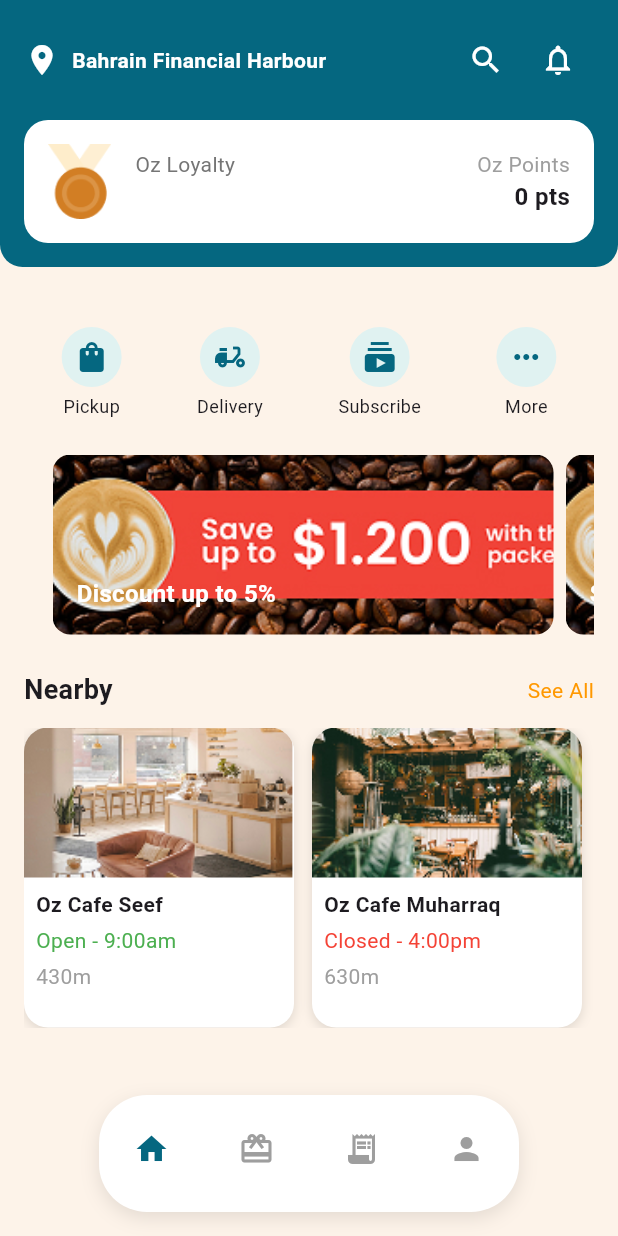
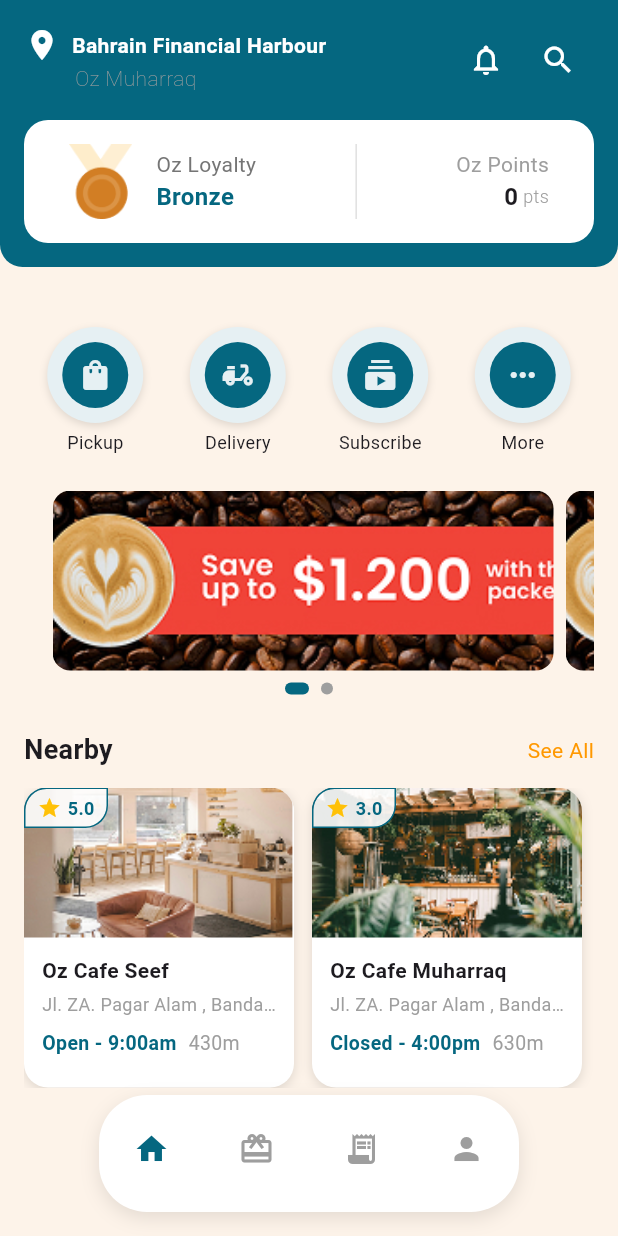
Before and after one commit to z-z97/oz_cafe, a Flutter app: the MainNavigationView screen opened by its route, after a tap on the "notifications none" icon, on a phone screen of 412 x 824 dp. Run offline on Flutter 3.47's test engine with Material 3 defaults, Android fonts, the phone set to English and light mode, and no system bars; our stand-ins replace google_sign_in, shared_preferences, stacked, stacked_services, stacked_shared; missing offline and left inert: flutter_facebook_auth; accounts and stored records are empty.

Commit message:
complate home

```diff
--- a/lib/app/app.dart
+++ b/lib/app/app.dart
@@ -1,4 +1,5 @@
 import 'package:flutter/cupertino.dart';
+import 'package:oz_cofe/services/DummyUserService.dart';
 
 import 'package:oz_cofe/ui/views/Features/home/home_view.dart';
 import 'package:oz_cofe/ui/views/Features/main_navigation_view.dart';
@@ -25,7 +26,7 @@
   ],
   dependencies: [
      LazySingleton(classType: NavigationService),
-
+    LazySingleton(classType: DummyUserService),
     LazySingleton(classType: SnackbarService),
 
   ],
--- a/lib/app/app.locator.dart
+++ b/lib/app/app.locator.dart
@@ -9,6 +9,8 @@
 import 'package:stacked_services/src/navigation/navigation_service.dart';
 import 'package:stacked_services/src/snackbar/snackbar_service.dart';
 import 'package:stacked_shared/stacked_shared.dart';
+
+import '../services/DummyUserService.dart';
 
 final locator = StackedLocator.instance;
 
@@ -22,5 +24,6 @@
 
 // Register dependencies
   locator.registerLazySingleton(() => NavigationService());
+  locator.registerLazySingleton(() => DummyUserService());
   locator.registerLazySingleton(() => SnackbarService());
 }
--- a/lib/main.dart
+++ b/lib/main.dart
@@ -5,7 +5,7 @@
 
 void main() async {
   WidgetsFlutterBinding.ensureInitialized();
-  await setupLocator(); // مهم لتسجيل الخدمات
+  await setupLocator();
   runApp(const MyApp());
 }
 
--- a/lib/model/StoreModel.dart
+++ b/lib/model/StoreModel.dart
@@ -1,13 +1,17 @@
 class StoreModel {
   final String name;
   final String imageUrl;
+  final String address;
   final String status;
   final String distance;
+  final double rating;
 
   StoreModel({
     required this.name,
     required this.imageUrl,
+    required this.address,
     required this.status,
     required this.distance,
+    required this.rating,
   });
 }
--- a/lib/services/DummyFeaturesService.dart
+++ b/lib/services/DummyFeaturesService.dart
@@ -17,13 +17,25 @@
       name: "Oz Cafe Seef",
       imageUrl: "assets/images/oz_seef.jpg",
       status: "Open - 9:00am",
-      distance: "430m",
+      distance: "430m", rating: 5, address: "Jl. ZA. Pagar Alam , Bandar Lampung",
     ),
     StoreModel(
       name: "Oz Cafe Muharraq",
       imageUrl: "assets/images/oz_muharraq.jpg",
       status: "Closed - 4:00pm",
-      distance: "630m",
+      distance: "630m", rating: 3, address: "Jl. ZA. Pagar Alam , Bandar Lampung",
+    ),
+        StoreModel(
+      name: "Oz Cafe Seef",
+      imageUrl: "assets/images/oz_seef.jpg",
+      status: "Open - 9:00am",
+      distance: "430m", rating: 5, address: "Jl. ZA. Pagar Alam , Bandar Lampung",
+    ),
+    StoreModel(
+      name: "Oz Cafe Muharraq",
+      imageUrl: "assets/images/oz_muharraq.jpg",
+      status: "Closed - 4:00pm",
+      distance: "630m", rating: 3, address: "Jl. ZA. Pagar Alam , Bandar Lampung",
     ),
   ];
 
--- a/lib/services/DummyUserService.dart
+++ b/lib/services/DummyUserService.dart
@@ -6,7 +6,6 @@
   final List<UserModel> _users = [];
 
   List<UserModel> get users => _users;
-
 
   Future<void> init() async {
     final prefs = await SharedPreferences.getInstance();
@@ -17,7 +16,11 @@
     final tier = prefs.getString('user_tier');
     final points = prefs.getInt('user_points');
 
-  if (name != null && email != null && password != null && tier != null && points != null) {
+    if (name != null &&
+        email != null &&
+        password != null &&
+        tier != null &&
+        points != null) {
       _loggedInUser = UserModel(
         name: name,
         email: email,
@@ -27,7 +30,6 @@
       );
     }
   }
-
 
   Future<UserModel?> login(String email, String password) async {
     try {
@@ -43,7 +45,30 @@
       return null;
     }
   }
+Future<UserModel?> getuser() async {
+  final prefs = await SharedPreferences.getInstance();
+  final name = prefs.getString('user_name');
+  final email = prefs.getString('user_email');
+  final password = prefs.getString('user_password');
+  final tier = prefs.getString('user_tier');
+  final points = prefs.getInt('user_points');
 
+  if (name != null &&
+      email != null &&
+      password != null &&
+      tier != null &&
+      points != null) {
+    return UserModel(
+      name: name,
+      email: email,
+      password: password,
+      tier: tier,
+      points: points,
+    );
+  }
+
+  return null;
+}
 
   bool isEmailTaken(String email) {
     return _users.any((user) => user.email == email);
@@ -58,11 +83,9 @@
   UserModel? get currentUser => _loggedInUser;
 
   Future<void> logout() async {
-
     final prefs = await SharedPreferences.getInstance();
     await prefs.clear();
   }
-
 
   Future<void> _saveUserToPrefs(UserModel user) async {
     final prefs = await SharedPreferences.getInstance();
--- a/lib/ui/views/home/home_view.dart
+++ b/lib/ui/views/home/home_view.dart
@@ -1,35 +1,44 @@
 import 'package:flutter/material.dart';
-import 'package:oz_cofe/services/DummyFeaturesService.dart';
+import 'package:oz_cofe/ui/widgets/action_icons_row.dart';
+import 'package:oz_cofe/ui/widgets/location_header.dart';
+import 'package:oz_cofe/ui/widgets/loyalty_card.dart';
+import 'package:oz_cofe/ui/widgets/nearby_section.dart';
+import 'package:oz_cofe/ui/widgets/promo_banner.dart';
+
 import 'package:stacked/stacked.dart';
 import 'home_viewmodel.dart';
-
 
 class HomeView extends StackedView<HomeViewModel> {
   const HomeView({super.key});
 
   @override
   Widget builder(
-    BuildContext context,
-    HomeViewModel viewModel,
-    Widget? child,
-  ) {
-    return Scaffold(
-      appBar: AppBar(
-        title: const Text("Welcome to Oz Cafe"),
-        backgroundColor: Colors.teal,
-      ),
-      body: Padding(
-        padding: const EdgeInsets.all(16),
-        child: ListView(
+      BuildContext context, HomeViewModel viewModel, Widget? child) {
+    return SafeArea(
+      child: SingleChildScrollView(
+
+        child: Column(
+          crossAxisAlignment: CrossAxisAlignment.start,
           children: [
-            const Text("Promotions", style: TextStyle(fontSize: 18, fontWeight: FontWeight.bold)),
-            const SizedBox(height: 12),
-            ...DummyData.promos.map((promo) => PromoCardWidget(promo: promo)),
+            Container(
+               padding: const EdgeInsets.all(16),
 
+              decoration: BoxDecoration(color: Color(0xFF056780),borderRadius: BorderRadius.only(bottomLeft: Radius.circular(15) ,bottomRight: Radius.circular(15) )),
+              child: Column(
+                children: [
+                  const LocationHeader(),
+                   const SizedBox(height: 16),
+            const LoyaltyCard(),
+             ],
+              )),
+              Container(
+                 padding: const EdgeInsets.all(16),child: Column(children: [   SizedBox(height: 24),
+             ActionIconsRow(),
             const SizedBox(height: 24),
-            const Text("Our Stores", style: TextStyle(fontSize: 18, fontWeight: FontWeight.bold)),
-            const SizedBox(height: 12),
-            ...DummyData.stores.map((store) => StoreCardWidget(store: store)),
+            PromoBanner(),
+            const SizedBox(height: 24),
+           NearbySection(),],),)
+
           ],
         ),
       ),
--- /dev/null
+++ b/lib/ui/views/home/home_viewmodel.dart
@@ -0,0 +1,4 @@
+import 'package:stacked/stacked.dart';
+
+class HomeViewModel extends BaseViewModel {
+}
--- a/lib/ui/views/login/login_view.dart
+++ b/lib/ui/views/login/login_view.dart
@@ -18,7 +18,6 @@
           child: Column(
             crossAxisAlignment: CrossAxisAlignment.center,
             children: [
-              // الشعار
               Center(
                 child: Image.asset(
                   'assets/images/AppLogo.png',
--- a/lib/ui/views/register/register_view.dart
+++ b/lib/ui/views/register/register_view.dart
@@ -1,5 +1,5 @@
 import 'package:flutter/material.dart';
-import 'package:oz_cofe/ui/custom/CustomTextField.dart';
+import 'package:oz_cofe/ui/widgets/CustomTextField.dart';
 import 'package:oz_cofe/ui/widgets/custom_button.dart';
 import 'package:stacked/stacked.dart';
 
--- a/lib/ui/widgets/action_icons_row.dart
+++ b/lib/ui/widgets/action_icons_row.dart
@@ -14,20 +14,36 @@
 
     return Row(
       mainAxisAlignment: MainAxisAlignment.spaceAround,
-      children: items
-          .map(
-            (item) => Column(
-              children: [
-                CircleAvatar(
-                  backgroundColor: Colors.teal[50],
-                  child: Icon(item['icon'] as IconData, color: Color(0xFF056780)),
-                ),
-                const SizedBox(height: 4),
-                Text(item['label'].toString(), style: const TextStyle(fontSize: 12)),
-              ],
+      children: items.map((item) {
+        return Column(
+          children: [
+            Container(
+              padding: const EdgeInsets.all(10),
+              decoration: BoxDecoration(
+                shape: BoxShape.circle,
+                color: const Color(0xFFE6F0F3),
+                boxShadow: [
+                  BoxShadow(
+                    color: Colors.black12,
+                    blurRadius: 4,
+                    offset: Offset(0, 2),
+                  )
+                ],
+              ),
+              child: CircleAvatar(
+                radius: 22,
+                backgroundColor: Color(0xFF056780),
+                child: Icon(item['icon'] as IconData, color: Color(0xFFE6F0F3)),
+              ),
             ),
-          )
-          .toList(),
+            const SizedBox(height: 4),
+            Text(
+              item['label'].toString(),
+              style: const TextStyle(fontSize: 12),
+            ),
+          ],
+        );
+      }).toList(),
     );
   }
 }
--- a/lib/ui/widgets/cafe_card.dart
+++ b/lib/ui/widgets/cafe_card.dart
@@ -10,7 +10,6 @@
   Widget build(BuildContext context) {
     return Container(
       width: 180,
-
       margin: const EdgeInsets.only(right: 12),
       decoration: BoxDecoration(
         color: Colors.white,
@@ -26,6 +25,8 @@
       child: Column(
         crossAxisAlignment: CrossAxisAlignment.start,
         children: [
+          Stack(
+            children: [
               ClipRRect(
                 borderRadius: const BorderRadius.vertical(top: Radius.circular(16)),
                 child: Image.asset(
@@ -35,16 +36,71 @@
                   fit: BoxFit.cover,
                 ),
               ),
+              Positioned(
+                top: 0,
+                left: 0,
+                child: Container(
+                  padding: const EdgeInsets.symmetric(horizontal: 8, vertical: 4),
+                  decoration: BoxDecoration(
+                    borderRadius: BorderRadius.only(bottomRight: Radius.circular(15), topLeft: Radius.circular(15)),
+                    border: Border.all(color: Color(0xFF056780)),
+                    color: Colors.white.withOpacity(0.9),
+                  ),
+                  child: Row(
+                    children: [
+                      const Icon(Icons.star, color: Color(0xFFFFC107), size: 16),
+                      const SizedBox(width: 4),
+                      Text(
+                        store.rating.toStringAsFixed(1),
+                        style: const TextStyle(
+                          fontWeight: FontWeight.bold,
+                          fontSize: 12,
+                          color: Color(0xFF056780),
+                        ),
+                      ),
+                    ],
+                  ),
+                ),
+              ),
+            ],
+          ),
+
           Padding(
-            padding: const EdgeInsets.all(8),
+            padding: const EdgeInsets.all(12),
             child: Column(
               crossAxisAlignment: CrossAxisAlignment.start,
               children: [
-                Text(store.name, style: const TextStyle(fontWeight: FontWeight.bold)),
+                Text(
+                  store.name,
+                  style: const TextStyle(fontWeight: FontWeight.bold, fontSize: 14),
+                  overflow: TextOverflow.ellipsis,
+                ),
                 const SizedBox(height: 4),
-                Text(store.status, style: TextStyle(color: store.status.contains("Open") ? Colors.green : Colors.red)),
-                const SizedBox(height: 4),
-                Text(store.distance, style: const TextStyle(color: Colors.grey)),
+
+                Text(
+                  store.address,
+                  style: const TextStyle(color: Colors.grey, fontSize: 12),
+                  overflow: TextOverflow.ellipsis,
+                ),
+                const SizedBox(height: 8),
+
+                Row(
+                  children: [
+                    Text(
+                      store.status,
+                      style: const TextStyle(
+                        color: Color(0xFF056780),
+                        fontWeight: FontWeight.bold,
+                        fontSize: 13,
+                      ),
+                    ),
+                    const SizedBox(width: 8),
+                    Text(
+                      store.distance,
+                      style: const TextStyle(color: Colors.grey, fontSize: 13),
+                    ),
+                  ],
+                ),
               ],
             ),
           ),
--- a/lib/ui/widgets/location_header.dart
+++ b/lib/ui/widgets/location_header.dart
@@ -7,22 +7,41 @@
   Widget build(BuildContext context) {
     return Row(
       children: [
-        const Icon(Icons.location_on, color: Colors.white),
+
+        const Expanded(
+          child: Column(
+            children: [
+              Row(
+                children: [const Icon(Icons.location_on, color: Colors.white),
         const SizedBox(width: 8),
-        const Expanded(
-          child: Text(
-            'Bahrain Financial Harbour',
-            style: TextStyle(color: Colors.white, fontWeight: FontWeight.bold),
+                  Text(
+                    'Bahrain Financial Harbour',
+                    style: TextStyle(color: Colors.white, fontWeight: FontWeight.bold),
+                  ),
+                ],
+              ),
+              Row(
+                children: [
+                   SizedBox(width:34),
+                  Text(
+                              'Oz Muharraq',
+                              style: TextStyle(color: Colors.grey, fontWeight: FontWeight.w100),
+                            ),
+                ],
+              ),
+            ],
           ),
+        ),
+
+        IconButton(
+          icon: const Icon(Icons.notifications_none, color: Colors.white),
+          onPressed: () {},
         ),
         IconButton(
           icon: const Icon(Icons.search, color: Colors.white),
           onPressed: () {},
         ),
-        IconButton(
-          icon: const Icon(Icons.notifications_none, color: Colors.white),
-          onPressed: () {},
-        ),
+
       ],
     );
   }
--- a/lib/ui/widgets/loyalty_card.dart
+++ b/lib/ui/widgets/loyalty_card.dart
@@ -1,19 +1,36 @@
 import 'package:flutter/material.dart';
 import 'package:oz_cofe/services/DummyUserService.dart';
+import 'package:oz_cofe/model/users.dart';
 
-class LoyaltyCard extends StatelessWidget {
+class LoyaltyCard extends StatefulWidget {
   const LoyaltyCard({super.key});
 
   @override
+  State<LoyaltyCard> createState() => _LoyaltyCardState();
+}
+
+class _LoyaltyCardState extends State<LoyaltyCard> {
+  late Future<UserModel?> _userFuture;
+
+  @override
+  void initState() {
+    super.initState();
+    _userFuture = DummyUserService().getuser();
+  }
+
+  @override
   Widget build(BuildContext context) {
-    final user = DummyUserService().currentUser;
+    return FutureBuilder<UserModel?>(
+      future: _userFuture,
+      builder: (context, snapshot) {
+        final user = snapshot.data;
 
         return Container(
           decoration: BoxDecoration(
             color: Colors.white,
             borderRadius: BorderRadius.circular(16),
           ),
-      padding: const EdgeInsets.all(16),
+          padding: const EdgeInsets.symmetric(horizontal: 30, vertical: 16),
           child: Row(
             children: [
               Image.asset(
@@ -27,20 +44,39 @@
                 children: [
                   Text('Oz Loyalty', style: TextStyle(color: Colors.grey[600])),
                   Text(user?.tier ?? "Bronze",
-                  style: const TextStyle(fontSize: 16, fontWeight: FontWeight.bold)),
+                      style: const TextStyle(fontSize: 16, fontWeight: FontWeight.bold , color: Color(0xFF056780))),
                 ],
               ),
+              const Spacer(),
+SizedBox(
+  height: 50, // أو نفس ارتفاع الـ Container
+  child: VerticalDivider(
+    color: Colors.grey[300],
+    thickness: 1,
+    width: 32,
+  ),
+),
+
+
               const Spacer(),
               Column(
                 crossAxisAlignment: CrossAxisAlignment.end,
                 children: [
                   const Text('Oz Points', style: TextStyle(color: Colors.grey)),
-              Text('${user?.points ?? 0} pts',
-                  style: const TextStyle(fontSize: 16, fontWeight: FontWeight.bold)),
+                  Row(
+                    children: [
+                      Text('${user?.points ?? 0}',
+                          style: const TextStyle(fontSize: 16, fontWeight: FontWeight.bold )),
+                          Text(' pts',
+                          style: const TextStyle(fontSize: 12, fontWeight: FontWeight.w300 , color: Colors.grey)),
+                    ],
+                  ),
                 ],
               ),
             ],
           ),
         );
+      },
+    );
   }
 }
--- a/lib/ui/widgets/promo_banner.dart
+++ b/lib/ui/widgets/promo_banner.dart
@@ -1,21 +1,40 @@
 import 'package:flutter/material.dart';
 
-import 'package:oz_cofe/services/DummyFeaturesService.dart';
-
-class PromoBanner extends StatelessWidget {
+class PromoBanner extends StatefulWidget {
   const PromoBanner({super.key});
 
   @override
+  State<PromoBanner> createState() => _PromoBannerState();
+}
+
+class _PromoBannerState extends State<PromoBanner> {
+  final PageController _controller = PageController(viewportFraction: 0.9);
+  final int _itemCount = 2;
+  int _currentPage = 0;
+
+  @override
+  void initState() {
+    super.initState();
+    _controller.addListener(() {
+      int page = _controller.page?.round() ?? 0;
+      if (page != _currentPage) {
+        setState(() {
+          _currentPage = page;
+        });
+      }
+    });
+  }
+
+  @override
   Widget build(BuildContext context) {
-    final promos = DummyData.promos;
-
-    return SizedBox(
+    return Column(
+      children: [
+        SizedBox(
           height: 120,
           child: PageView.builder(
-        itemCount: promos.length,
-        controller: PageController(viewportFraction: 0.9),
+            itemCount: _itemCount,
+            controller: _controller,
             itemBuilder: (context, index) {
-          final promo = promos[index];
               return Container(
                 margin: const EdgeInsets.only(right: 8),
                 decoration: BoxDecoration(
@@ -26,19 +45,28 @@
                   ),
                 ),
                 padding: const EdgeInsets.all(16),
-            child: Align(
-              alignment: Alignment.bottomLeft,
-              child: Text(
-                promo.title,
-                style: const TextStyle(
-                    color: Colors.white,
-                    fontWeight: FontWeight.bold,
-                    fontSize: 16),
-              ),
-            ),
               );
             },
           ),
+        ),
+        const SizedBox(height: 8),
+        Row(
+          mainAxisAlignment: MainAxisAlignment.center,
+          children: List.generate(_itemCount, (index) {
+            bool isActive = index == _currentPage;
+            return AnimatedContainer(
+              duration: const Duration(milliseconds: 300),
+              margin: const EdgeInsets.symmetric(horizontal: 4),
+              width: isActive ? 16 : 8,
+              height: 8,
+              decoration: BoxDecoration(
+                color: isActive ? Color(0xFF056780) : Colors.grey,
+                borderRadius: BorderRadius.circular(4),
+              ),
+            );
+          }),
+        ),
+      ],
     );
   }
 }
```
Also changed, not shown: lib/ui/widgets/CustomTextField.dart (renamed from lib/ui/custom/CustomTextField.dart), lib/ui/widgets/custom_button.dart (renamed from lib/ui/custom/custom_button.dart). Lines whose indentation alone changed are shown as unchanged.
